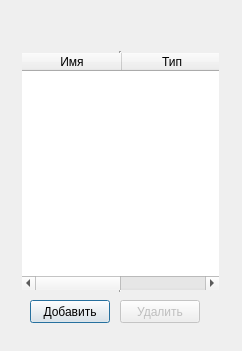
Above: dWell/admindialog.ui from kashapov17/dWell before the change. Below: the same form after it.
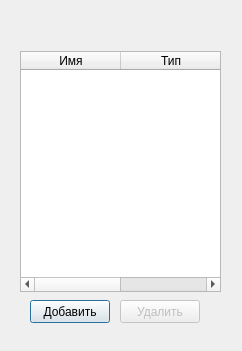
That is the form after the change.

What changed in the file:
```diff
--- a/dWell/admindialog.ui
+++ b/dWell/admindialog.ui
@@ -23,7 +23,10 @@
     </rect>
    </property>
    <property name="frameShape">
-    <enum>QFrame::VLine</enum>
+    <enum>QFrame::StyledPanel</enum>
+   </property>
+   <property name="frameShadow">
+    <enum>QFrame::Plain</enum>
    </property>
    <property name="editTriggers">
     <set>QAbstractItemView::NoEditTriggers</set>
```
Left out of the diff: 6 changed lines with no effect on the pictures.
